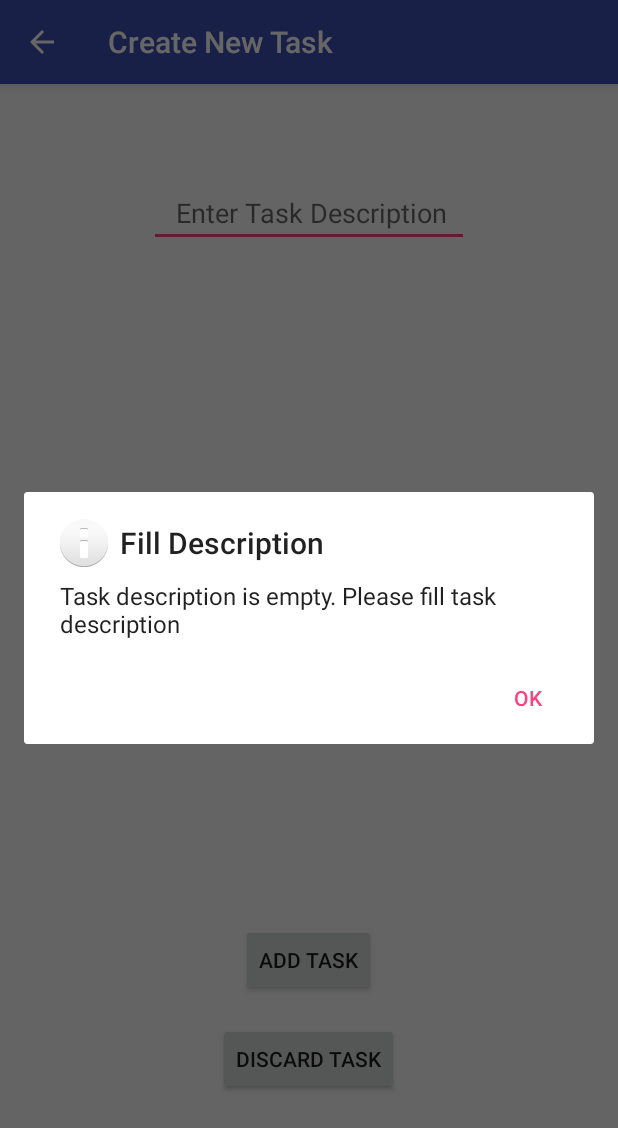
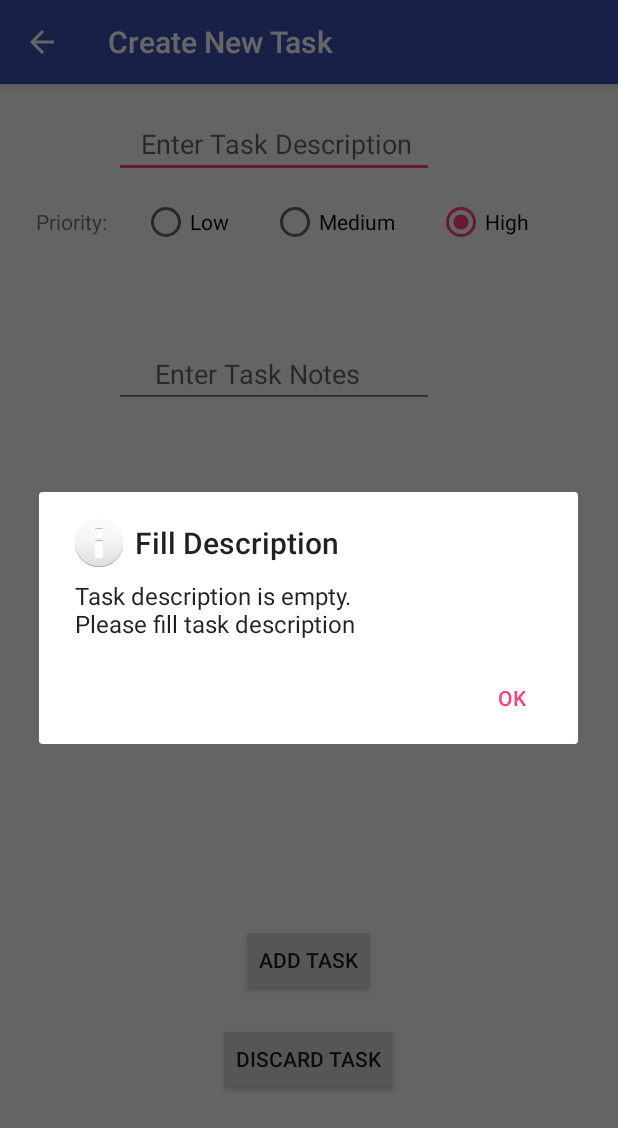
Before and after one commit to DFaiz/ToDoListEx2, an Android app: the ListNodeActivity screen opened directly, with no data from a screen before it, after a tap on "ADD TASK", on a phone screen of 412 x 824 dp. Shown: the top 1128 px of the screen. Run offline under Robolectric (Android 15) with nearby library versions, the phone set to English and light mode, and no system bars; 3 other taps on this screen came first.

Commit message:
UI changes
UI changes

```diff
--- a/app/src/main/java/il/ac/shenkar/david/todolistex2/ListNodeActivity.java
+++ b/app/src/main/java/il/ac/shenkar/david/todolistex2/ListNodeActivity.java
@@ -11,8 +11,11 @@ import android.support.v7.app.AppCompatActivity;
 import android.support.v7.widget.Toolbar;
 import android.view.View;
 import android.widget.EditText;
+import android.widget.RadioButton;
 
 public class ListNodeActivity extends AppCompatActivity {
+
+    Task t = new Task();
 
     @Override
     protected void onCreate(Bundle savedInstanceState) {
@@ -35,12 +38,13 @@ public class ListNodeActivity extends AppCompatActivity {
     public void addTaskBtn (View view)
     {
         EditText desc = (EditText)findViewById(R.id.newTaskDesc);
+        EditText nts = (EditText)findViewById(R.id.newTaskNotes);
 
-        if(desc.getText().toString().matches(""))
+       if(desc.getText().toString().matches(""))
         {
             new AlertDialog.Builder(this)
                     .setTitle("Fill Description")
-                    .setMessage("Task description is empty. Please fill task description")
+                    .setMessage("Task description is empty.\nPlease fill task description")
                     .setPositiveButton(android.R.string.yes, new DialogInterface.OnClickListener() {
                         public void onClick(DialogInterface dialog, int which)
                         {
@@ -50,15 +54,46 @@ public class ListNodeActivity extends AppCompatActivity {
                     .setIcon(android.R.drawable.ic_dialog_info)
                     .show();
         }
-
+/*
+        if(desc.getText().toString().length()==100)
+        {
+            new AlertDialog.Builder(this)
+                    .setTitle("Fill Description")
+                    .setMessage("Task description length exceeded.\nDescription can contain 100 characters max.")
+                    .setPositiveButton(android.R.string.yes, new DialogInterface.OnClickListener() {
+                        public void onClick(DialogInterface dialog, int which)
+                        {
+                            return;
+                        }
+                    })
+                    .setIcon(android.R.drawable.ic_dialog_info)
+                    .show();
+        }
+*/
         else
         {
-            Task t = new Task(desc.getText().toString());
+            t = new Task(desc.getText().toString(),nts.getText().toString());
+
+            RadioButton rb = (RadioButton) findViewById(R.id.lowRBtn);
+            if(rb.isChecked())
+                t.setPriority(Priority.LOW);
+            else {
+                    rb = (RadioButton) findViewById(R.id.medRBtn);
+                    if(rb.isChecked())
+                        t.setPriority(Priority.MEDIUM);
+
+                    else
+                    {
+                        rb = (RadioButton) findViewById(R.id.highRBtn);
+                        if(rb.isChecked())
+                            t.setPriority(Priority.HIGH);
+                    }
+        }
 
             Intent returnIntent = new Intent();
 
-            DBManager dbm = new DBManager(this);
-            long seq_tsk_id = dbm.addTask(t);
+          //  DBManager dbm = new DBManager(this);
+         //   long seq_tsk_id = dbm.addTask(t);
           //  t.setTaskId(seq_tsk_id);
 
             returnIntent.putExtra("task",t);
@@ -73,4 +108,8 @@ public class ListNodeActivity extends AppCompatActivity {
         setResult(RESULT_OK, returnIntent);
         finish();
     }
+
+    public void onRadioButtonClicked(View view)
+    {
+    }
 }
--- a/app/src/main/java/il/ac/shenkar/david/todolistex2/Task.java
+++ b/app/src/main/java/il/ac/shenkar/david/todolistex2/Task.java
@@ -15,6 +15,7 @@ public class Task implements Serializable {
 
     private long taskId;
     private String description;
+    private String task_notes;
     private Boolean completed = false;
     private Boolean hasLocation = false;
     private Boolean hasDate = false;
@@ -23,23 +24,30 @@ public class Task implements Serializable {
     private Priority task_priority;
     private Boolean toDelete = false;
 
-    public Task(int id,String description)
+    public Task ()
+    {
+
+    }
+
+    public Task(int id,String description, String notes)
     {
         super();
         this.taskId=id;
         this.description = description;
+        this.task_notes = notes;
         dueDate = null;
         location = null;
-        task_priority = Priority.LOW;
+        task_priority = Priority.MEDIUM;
     }
 
-    public Task(String description)
+    public Task(String description, String notes)
     {
         super();
         this.description = description;
+        this.task_notes = notes;
         dueDate = null;
         location = null;
-        task_priority = Priority.LOW;
+        task_priority = Priority.MEDIUM;
     }
 
     public String getDescription ()
@@ -73,7 +81,6 @@ public class Task implements Serializable {
     public void setPriority(Priority priority) {
         this.task_priority = priority;
     }
-
 
     public MapCords getLocation() {
         return location;
@@ -116,7 +123,6 @@ public class Task implements Serializable {
         this.hasDate = hasDate;
     }
 
-
     public Boolean getToDelete() {
         return toDelete;
     }
--- a/app/src/main/res/layout/content_list_node.xml
+++ b/app/src/main/res/layout/content_list_node.xml
@@ -10,18 +10,70 @@
     tools:showIn="@layout/activity_list_node"
     tools:context="il.ac.shenkar.david.todolistex2.ListNodeActivity">
 
-    <EditText
-        android:layout_width="wrap_content"
+    <LinearLayout
+        android:layout_width="match_parent"
         android:layout_height="wrap_content"
-        android:inputType="textMultiLine"
-        android:ems="10"
-        android:id="@+id/newTaskDesc"
-        android:hint="   Enter Task Description"
-        android:layout_below="@+id/editText"
-        android:layout_centerHorizontal="true"
-        android:layout_marginTop="47dp"
-        android:layout_alignParentEnd="false"
-        android:maxLines="10" />
+        android:layout_marginTop="200dp"
+        android:layout_marginLeft="60dp"
+        android:id="@+id/linearLayout1">
+
+    </LinearLayout>
+
+    <LinearLayout
+        android:layout_width="match_parent"
+        android:layout_height="wrap_content"
+        android:layout_marginTop="50dp"
+        android:id="@+id/linearLayout2">
+
+        <TextView
+            android:layout_width="wrap_content"
+            android:layout_height="match_parent"
+            android:gravity="center_vertical"
+            android:paddingLeft="8dp"
+            android:paddingRight="8dp"
+            android:text="Priority:"
+            android:textAppearance="?android:attr/textAppearanceSmall" />
+
+        <RadioGroup
+            android:layout_width="fill_parent"
+            android:layout_height="wrap_content"
+            android:orientation="horizontal"
+            android:layout_margin="10dp">
+
+            <RadioButton
+                android:id="@+id/lowRBtn"
+                android:layout_width="wrap_content"
+                android:layout_height="wrap_content"
+                android:layout_weight="1"
+                android:text="@string/priority_low"
+                android:layout_marginLeft="5dp"
+                android:onClick="onRadioButtonClicked"/>
+            <RadioButton
+                android:id="@+id/medRBtn"
+                android:layout_width="wrap_content"
+                android:layout_height="wrap_content"
+                android:layout_weight="1"
+                android:text="@string/priority_med"
+                android:onClick="onRadioButtonClicked"/>
+            <RadioButton
+                android:id="@+id/highRBtn"
+                android:layout_width="wrap_content"
+                android:layout_height="wrap_content"
+                android:layout_weight="1"
+                android:text="@string/priority_high"
+                android:layout_marginRight="5dp"
+                android:onClick="onRadioButtonClicked"/>
+        </RadioGroup>
+    </LinearLayout>
+
+    <LinearLayout
+        android:layout_width="match_parent"
+        android:layout_height="wrap_content"
+        android:layout_marginTop="1dp"
+        android:layout_marginLeft="60dp"
+        android:id="@+id/linearLayout3">
+
+    </LinearLayout>
 
     <Button
         android:layout_width="wrap_content"
@@ -43,4 +95,28 @@
         android:layout_centerHorizontal="true"
         android:layout_marginTop="66dp" />
 
+    <EditText
+        android:layout_width="wrap_content"
+        android:layout_height="wrap_content"
+        android:inputType="textMultiLine"
+        android:ems="10"
+        android:id="@+id/newTaskDesc"
+        android:hint="   Enter Task Description"
+        android:maxLines="10"
+        android:layout_below="@+id/linearLayout3"
+        android:layout_alignLeft="@+id/linearLayout3"
+        android:layout_alignStart="@+id/linearLayout3" />
+
+    <EditText
+        android:layout_width="wrap_content"
+        android:layout_height="wrap_content"
+        android:inputType="textMultiLine"
+        android:ems="10"
+        android:id="@+id/newTaskNotes"
+        android:hint="     Enter Task Notes"
+        android:maxLength="100"
+        android:layout_alignBottom="@+id/linearLayout1"
+        android:layout_alignLeft="@+id/linearLayout1"
+        android:layout_alignStart="@+id/linearLayout1" />
+
 </RelativeLayout>
--- a/app/src/main/res/values/strings.xml
+++ b/app/src/main/res/values/strings.xml
@@ -3,4 +3,8 @@
     <string name="action_settings">Settings</string>
     <string name="title_activity_list_node">Create New Task</string>
     <string name="string">Enter task description</string>
+    <string name="priority_prompt" translatable="false">Choose Priority</string>
+    <string name="priority_low" translatable="false">Low</string>
+    <string name="priority_med" translatable="false">Medium</string>
+    <string name="priority_high" translatable="false">High</string>
 </resources>
```
